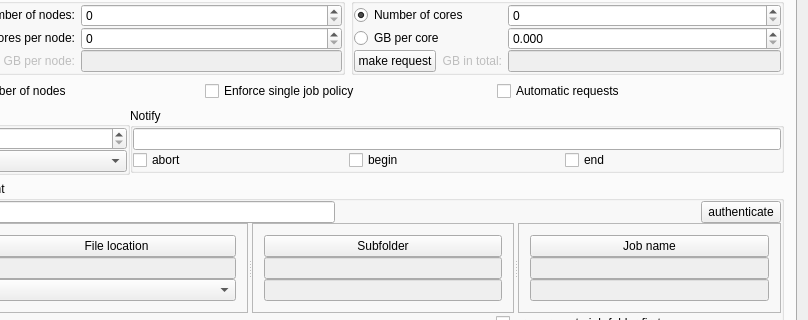
Qt form Launcher/mainwindow.ui (hpcuantwerpen/Launcher) before a commit; both pictures show x 112 to 920 and y 151 to 471 of the 920 by 667 pixel window.
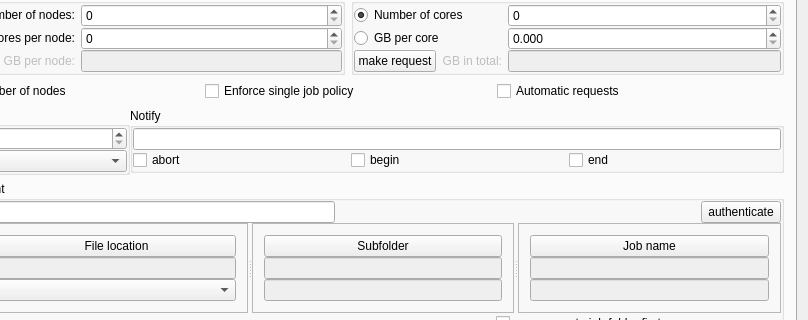
The same form after that commit.

Commit message: bug fix on windows7: failing getaddrinfo. crlf/lf issue on windows

The edit to the form file:
```diff
--- a/Launcher/mainwindow.ui
+++ b/Launcher/mainwindow.ui
@@ -441,7 +441,7 @@
              <item>
               <layout class="QHBoxLayout" name="horizontalLayout_5">
                <property name="spacing">
-                <number>-1</number>
+                <number>6</number>
                </property>
                <property name="sizeConstraint">
                 <enum>QLayout::SetDefaultConstraint</enum>
```
Left out of the diff: 2 changed lines with no effect on the pictures. The commit also changes 5 other files.
